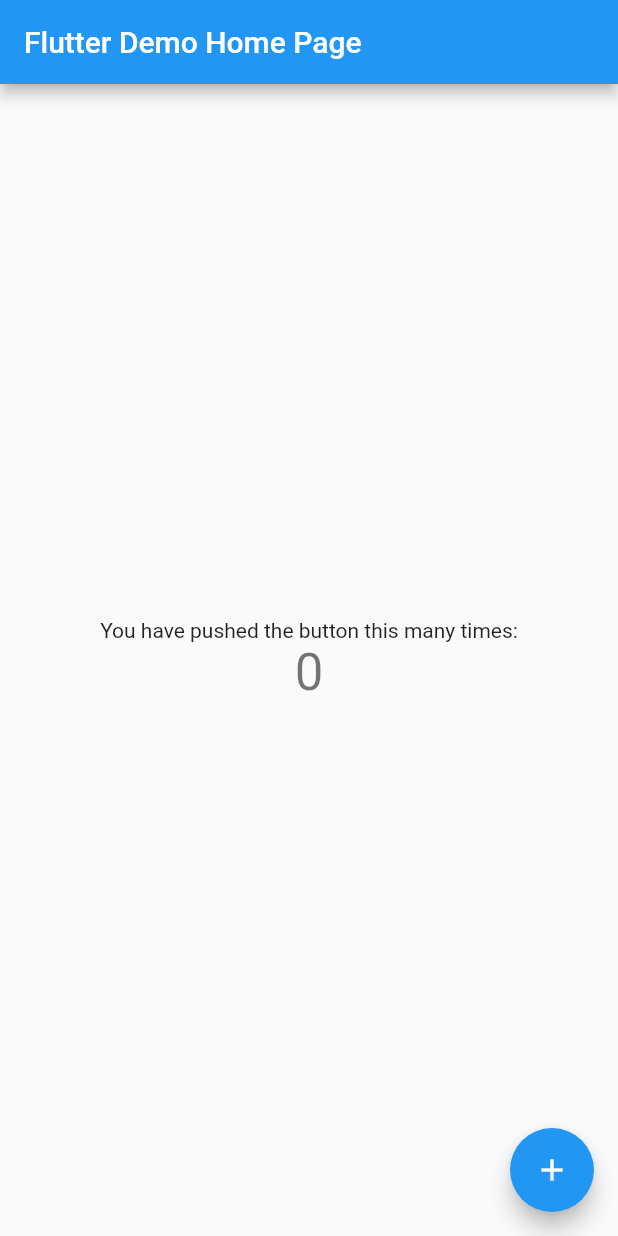
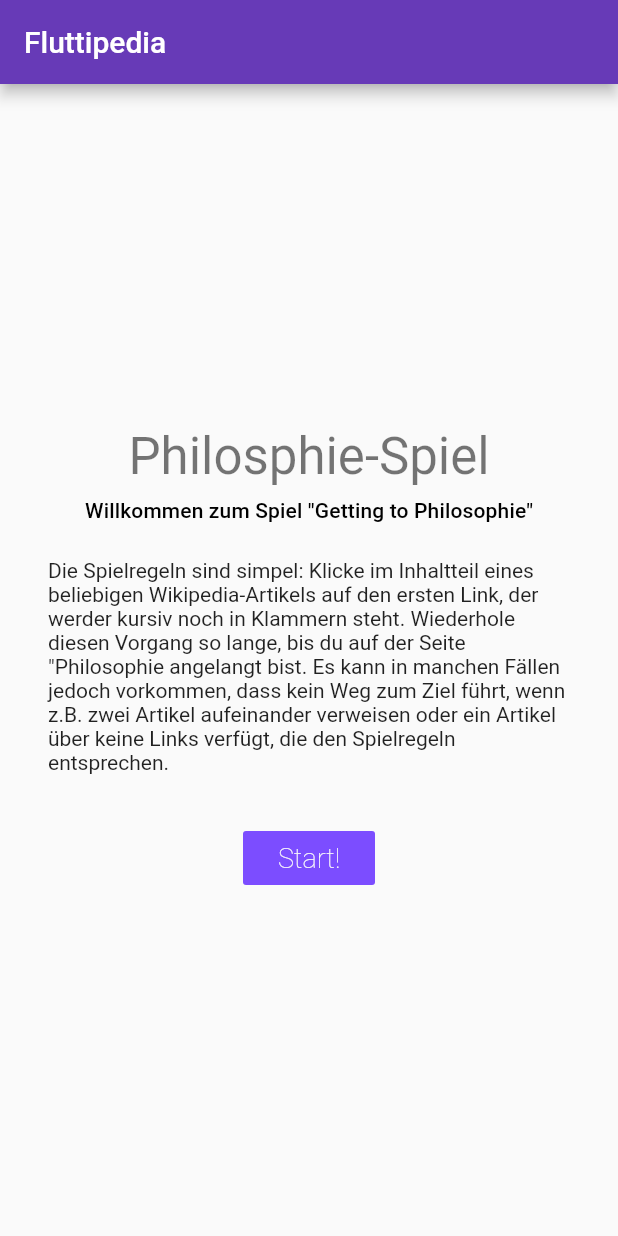
Before and after one commit to p-kiser/fluttipedia, a Flutter app: the screen it shows after launch, on a phone screen of 412 x 824 dp. Run offline on Flutter 3.47's test engine with Material 2 defaults, Android fonts, the phone set to English and light mode, and no system bars.

Commit message:
Added start page

```diff
--- a/lib/main.dart
+++ b/lib/main.dart
@@ -7,7 +7,7 @@ class MyApp extends StatelessWidget {
   @override
   Widget build(BuildContext context) {
     return MaterialApp(
-      title: 'Flutter Demo',
+      title: 'Futtipedia',
       theme: ThemeData(
         // This is the theme of your application.
         //
@@ -18,9 +18,9 @@ class MyApp extends StatelessWidget {
         // or simply save your changes to "hot reload" in a Flutter IDE).
         // Notice that the counter didn't reset back to zero; the application
         // is not restarted.
-        primarySwatch: Colors.blue,
+        primarySwatch: Colors.deepPurple,
       ),
-      home: MyHomePage(title: 'Flutter Demo Home Page'),
+      home: MyHomePage(title: 'Fluttipedia'),
     );
   }
 }
@@ -92,20 +92,66 @@ class _MyHomePageState extends State<MyHomePage> {
           mainAxisAlignment: MainAxisAlignment.center,
           children: <Widget>[
             Text(
-              'You have pushed the button this many times:',
+              'Philosphie-Spiel',
+              style: Theme.of(context).textTheme.display1,
             ),
+            Container(
+              padding: const EdgeInsets.all(8),
+              child: Column(
+                crossAxisAlignment: CrossAxisAlignment.start,
+                children: <Widget>[
+
+                  Center(
+                    child: Text(
+                      'Willkommen zum Spiel "Getting to Philosophie"',
+                      style: Theme.of(context).textTheme.subtitle
+                    ),
+                  ),
+                  Container(
+                    padding: const EdgeInsets.all(24),
+                    child: Text(
+                      'Die Spielregeln sind simpel:'
+                        ' Klicke im Inhaltteil eines beliebigen Wikipedia-Artikels auf den ersten Link,'
+                        ' der werder kursiv noch in Klammern steht. Wiederhole diesen Vorgang so lange, '
+                        'bis du auf der Seite "Philosophie angelangt bist. Es kann in manchen Fällen jedoch '
+                        'vorkommen, dass kein Weg zum Ziel führt, wenn z.B. zwei Artikel aufeinander verweisen '
+                        'oder ein Artikel über keine Links verfügt, die den Spielregeln entsprechen.',
+                      softWrap: true,
+                    ),
+                  )
+                ],
+              )
+          ),
+            FlatButton(
+              child: new Text(
+                'Start!',
+                style: new TextStyle(
+                  fontSize:18.0,
+                  color: const Color(0xFFFAFAFA),
+                  fontWeight: FontWeight.w200,
+                  fontFamily: "Roboto"
+                ),
+              ),
+              color: Colors.deepPurpleAccent,
+              onPressed: _incrementCounter,
+            ),
+            /*
             Text(
               '$_counter',
               style: Theme.of(context).textTheme.display1,
             ),
+            */
           ],
         ),
       ),
+      /*
       floatingActionButton: FloatingActionButton(
         onPressed: _incrementCounter,
         tooltip: 'Increment',
-        child: Icon(Icons.add),
-      ), // This trailing comma makes auto-formatting nicer for build methods.
+        child: Icon(Icons.chevron_right),
+      ),
+      */ // This trailing comma makes auto-formatting nicer for build methods.
     );
   }
 }
+r
```
